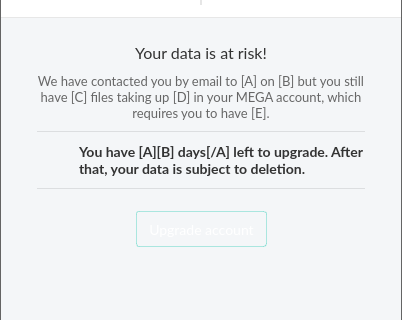
Before: the Qt Designer form src/MEGASync/gui/linux/InfoDialog.ui in meganz/MEGAsync, drawn with Qt 5; both pictures show x 0 to 402 and y 148 to 468 of the 402 by 564 pixel window.
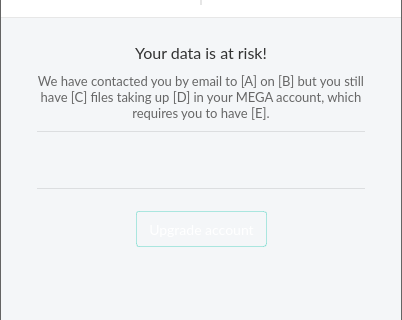
After: the same form once the commit is applied. The open tabs and pages were chosen to show the change. Icons and pictures are not drawn. Custom widgets are drawn as their Qt base class.

Commit message: Update translation string and remove ui string

The edit to the form file:
```diff
--- a/src/MEGASync/gui/linux/InfoDialog.ui
+++ b/src/MEGASync/gui/linux/InfoDialog.ui
@@ -2177,7 +2177,7 @@
 }</string>
                                   </property>
                                   <property name="text">
-                                   <string>You have [A][B] days[/A] left to upgrade. After that, your data is subject to deletion.</string>
+                                   <string/>
                                   </property>
                                   <property name="wordWrap">
                                    <bool>true</bool>
```
The commit also changes 3 other files.
